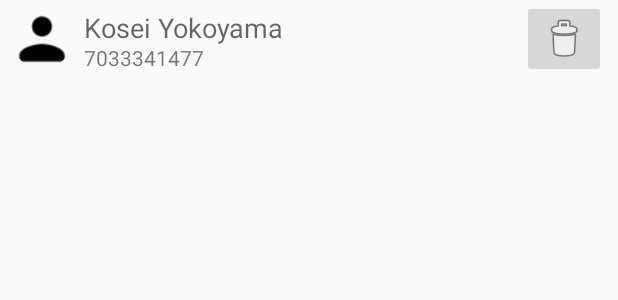
After one commit to kyokoyam1994/Text2Gmail, an Android app: the layout blocked_contact_list_item.xml on its own in the app's theme, with its tools: preview values and no code run, on a phone screen of 412 x 824 dp. The commit adds this screen. Shown: the top 300 px of the screen. Run offline under Robolectric (Android 15) with nearby library versions, the phone set to English and light mode, and no system bars.

Commit message:
-Removed unused Room database classes -Implemented delete button for blocked contacts that are selected -Retrieved contact image for blocked contact recycler view

```diff
--- a/app/src/main/java/com/example/kosko/text2gmail/EmailIntentService.java
+++ b/app/src/main/java/com/example/kosko/text2gmail/EmailIntentService.java
@@ -14,7 +14,6 @@ import com.example.kosko.text2gmail.fragment.MessageLogFragment;
 import com.example.kosko.text2gmail.util.DefaultSharedPreferenceManager;
 import com.example.kosko.text2gmail.util.Util;
 
-import java.util.ArrayList;
 import java.util.Date;
 import java.util.List;
 
@@ -49,7 +48,7 @@ public class EmailIntentService extends IntentService {
 
             for (BlockedContact contact : blockedContacts) {
                 if (PhoneNumberUtils.compare(contact.getBlockedNumber(), senderNumber)){
-                    Log.d(TAG, senderNumber + "is blocked, ignoring...");
+                    Log.d(TAG, senderNumber + " is blocked, ignoring...");
                     return;
                 }
             }
--- a/app/src/main/java/com/example/kosko/text2gmail/adapter/ContactSelectionAdapter.java
+++ b/app/src/main/java/com/example/kosko/text2gmail/adapter/ContactSelectionAdapter.java
@@ -4,7 +4,6 @@ import android.content.Context;
 import android.database.Cursor;
 import android.net.Uri;
 import android.provider.ContactsContract;
-import android.util.Log;
 import android.view.LayoutInflater;
 import android.view.View;
 import android.view.ViewGroup;
@@ -50,7 +49,6 @@ public class ContactSelectionAdapter extends CursorAdapter implements View.OnCli
 
 
         String image = cursor.getString(cursor.getColumnIndex(ContactsContract.Contacts.PHOTO_THUMBNAIL_URI));
-        Log.d("TEST", "TEST IMAGE: " + image);
         if (image != null) {
             try {
                 imageViewContactPhoto.setImageURI(Uri.parse(image));
--- a/app/src/main/java/com/example/kosko/text2gmail/database/AppDatabase.java
+++ b/app/src/main/java/com/example/kosko/text2gmail/database/AppDatabase.java
@@ -8,12 +8,10 @@ import android.content.Context;
 
 import com.example.kosko.text2gmail.database.dao.BlockedContactDao;
 import com.example.kosko.text2gmail.database.dao.LogEntryDao;
-import com.example.kosko.text2gmail.database.dao.UserEmailDao;
 import com.example.kosko.text2gmail.database.entity.BlockedContact;
 import com.example.kosko.text2gmail.database.entity.LogEntry;
-import com.example.kosko.text2gmail.database.entity.UserEmail;
 
-@Database(entities = {BlockedContact.class, LogEntry.class, UserEmail.class}, version = 1)
+@Database(entities = {BlockedContact.class, LogEntry.class}, version = 1)
 @TypeConverters({DatabaseTypeConverter.class})
 public abstract class AppDatabase extends RoomDatabase {
 
@@ -21,7 +19,6 @@ public abstract class AppDatabase extends RoomDatabase {
 
     public abstract BlockedContactDao blockedContactDao();
     public abstract LogEntryDao logEntryDao();
-    public abstract UserEmailDao userEmailDao();
 
     public static AppDatabase getInstance(Context context){
         if(instance == null){
--- a/app/src/main/java/com/example/kosko/text2gmail/database/dao/BlockedContactDao.java
+++ b/app/src/main/java/com/example/kosko/text2gmail/database/dao/BlockedContactDao.java
@@ -3,6 +3,7 @@ package com.example.kosko.text2gmail.database.dao;
 import android.arch.persistence.room.Dao;
 import android.arch.persistence.room.Delete;
 import android.arch.persistence.room.Insert;
+import android.arch.persistence.room.OnConflictStrategy;
 import android.arch.persistence.room.Query;
 
 import com.example.kosko.text2gmail.database.entity.BlockedContact;
@@ -19,7 +20,7 @@ public interface BlockedContactDao {
     @Insert
     void insert(BlockedContact blockedContact);
 
-    @Insert
+    @Insert (onConflict = OnConflictStrategy.IGNORE)
     void insertAll(ArrayList<BlockedContact> blockedContacts);
 
     @Delete
--- a/app/src/main/java/com/example/kosko/text2gmail/fragment/ContactsManualDialogFragment.java
+++ b/app/src/main/java/com/example/kosko/text2gmail/fragment/ContactsManualDialogFragment.java
@@ -2,7 +2,6 @@ package com.example.kosko.text2gmail.fragment;
 
 import android.app.Activity;
 import android.app.Dialog;
-import android.content.DialogInterface;
 import android.content.Intent;
 import android.os.Bundle;
 import android.support.v7.app.AlertDialog;
--- a/app/src/main/java/com/example/kosko/text2gmail/fragment/EmailConfigFragment.java
+++ b/app/src/main/java/com/example/kosko/text2gmail/fragment/EmailConfigFragment.java
@@ -36,10 +36,7 @@ import com.example.kosko.text2gmail.util.Constants;
 import com.example.kosko.text2gmail.util.DefaultSharedPreferenceManager;
 import com.example.kosko.text2gmail.util.Util;
 
-import java.time.DayOfWeek;
-import java.time.format.TextStyle;
 import java.util.Calendar;
-import java.util.Locale;
 
 import static android.app.Activity.RESULT_OK;
 
--- /dev/null
+++ b/app/src/main/res/layout/blocked_contact_list_item.xml
@@ -0,0 +1,48 @@
+<?xml version="1.0" encoding="utf-8"?>
+<android.support.constraint.ConstraintLayout xmlns:android="http://schemas.android.com/apk/res/android"
+    xmlns:app="http://schemas.android.com/apk/res-auto"
+    android:layout_width="match_parent"
+    android:layout_height="wrap_content">
+
+    <TextView
+        android:id="@+id/textViewContactName"
+        android:layout_width="wrap_content"
+        android:layout_height="wrap_content"
+        android:layout_marginStart="8dp"
+        android:text="Kosei Yokoyama"
+        android:textAppearance="@style/TextAppearance.AppCompat.Medium"
+        app:layout_constraintStart_toEndOf="@+id/imageViewContactPhoto"
+        app:layout_constraintTop_toTopOf="@+id/imageViewContactPhoto" />
+
+    <TextView
+        android:id="@+id/textViewPhoneNumber"
+        android:layout_width="wrap_content"
+        android:layout_height="wrap_content"
+        android:text="7033341477"
+        app:layout_constraintBottom_toBottomOf="@+id/imageViewContactPhoto"
+        app:layout_constraintStart_toStartOf="@+id/textViewContactName"
+        app:layout_constraintTop_toBottomOf="@+id/textViewContactName" />
+
+    <de.hdodenhof.circleimageview.CircleImageView
+        android:id="@+id/imageViewContactPhoto"
+        android:layout_width="40dp"
+        android:layout_height="40dp"
+        android:layout_marginStart="8dp"
+        android:src="@drawable/unknown_user_icon"
+        app:layout_constraintBottom_toBottomOf="parent"
+        app:layout_constraintStart_toStartOf="parent"
+        app:layout_constraintTop_toTopOf="parent" />
+
+
+    <ImageButton
+        android:id="@+id/buttonDeleteBlockedContact"
+        android:layout_width="wrap_content"
+        android:layout_height="wrap_content"
+        android:layout_marginEnd="8dp"
+        app:layout_constraintBottom_toBottomOf="parent"
+        app:layout_constraintEnd_toEndOf="parent"
+        app:layout_constraintTop_toTopOf="parent"
+        app:srcCompat="@android:drawable/ic_menu_delete" />
+
+
+</android.support.constraint.ConstraintLayout>
```
Also changed, not shown: app/src/main/java/com/example/kosko/text2gmail/adapter/BlockedContactAdapter.java (+44 -10 lines), app/src/main/java/com/example/kosko/text2gmail/database/dao/UserEmailDao.java (deleted, +0 -16 lines), app/src/main/java/com/example/kosko/text2gmail/database/entity/UserEmail.java (deleted, +0 -22 lines), app/src/main/java/com/example/kosko/text2gmail/fragment/SettingsFragment.java (+40 -10 lines).
